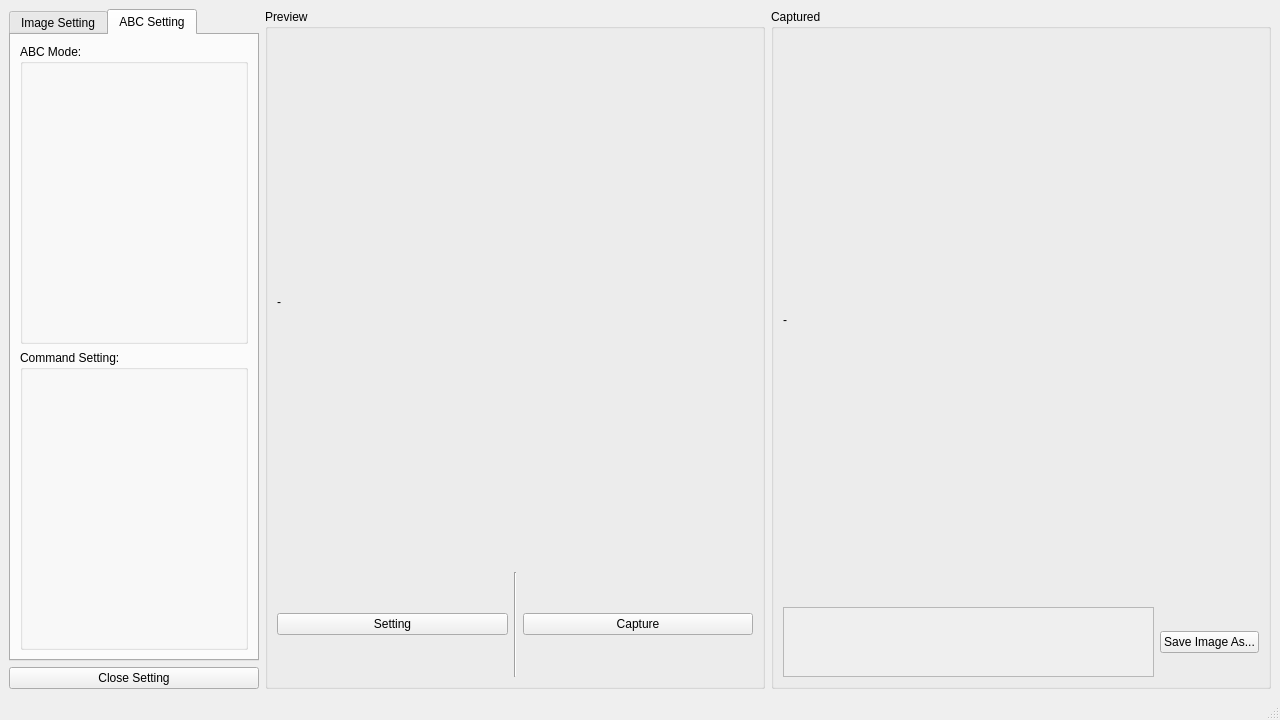
This is mainwindow.ui in aalihashemi/CameraViewerAndImageProcesing as Qt 5 draws it before an edit. The edited form follows.
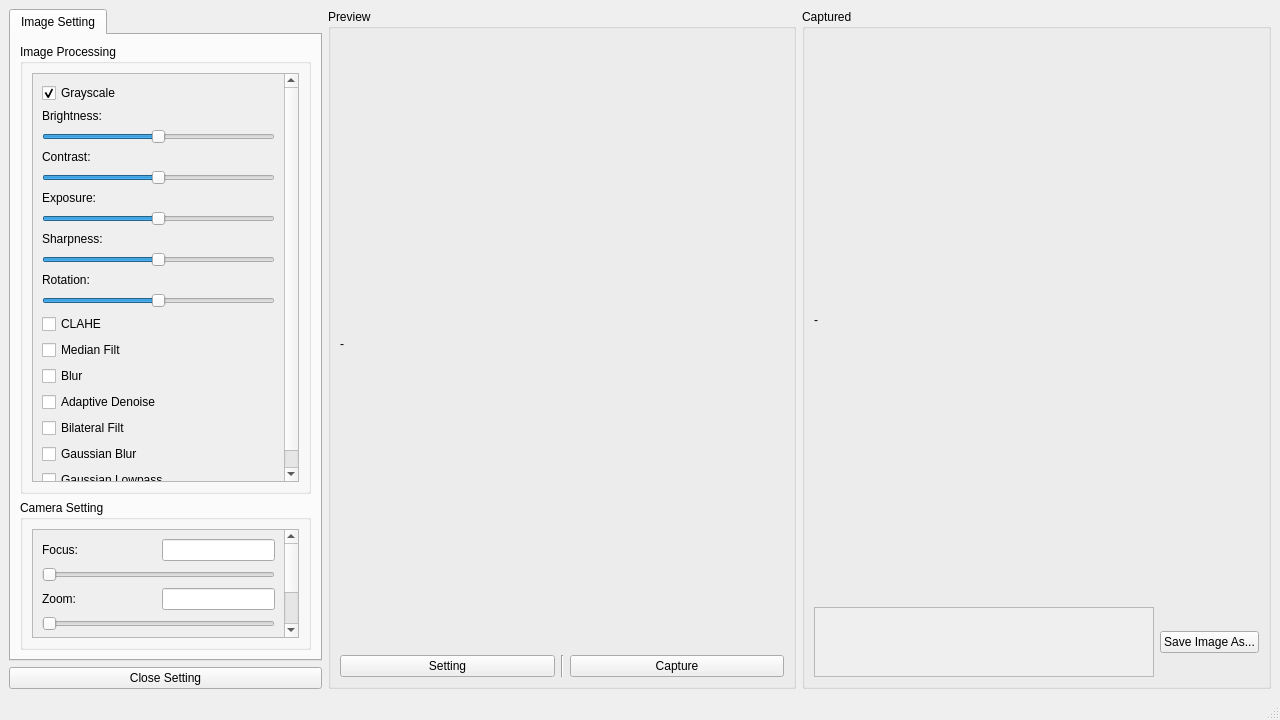
This is the edited form. The open tabs and pages were chosen to show the change.

Commit message: set for webcam + some ui fixes

What changed in the file:
```diff
--- a/mainwindow.ui
+++ b/mainwindow.ui
@@ -16,13 +16,13 @@
   <widget class="QWidget" name="centralwidget">
    <layout class="QGridLayout" name="gridLayout_2">
     <item row="0" column="0">
-     <layout class="QGridLayout" name="gridLayout" columnstretch="0,1,2,2">
+     <layout class="QGridLayout" name="gridLayout" columnstretch="0,2,3,3">
       <item row="0" column="3">
        <widget class="QGroupBox" name="groupBox_2">
         <property name="title">
          <string>Captured</string>
         </property>
-        <layout class="QGridLayout" name="gridLayout_7" rowstretch="5,1">
+        <layout class="QGridLayout" name="gridLayout_7" rowstretch="5,0">
          <item row="0" column="0">
           <layout class="QGridLayout" name="gridLayout_6">
            <item row="0" column="0">
@@ -35,7 +35,7 @@
           </layout>
          </item>
          <item row="1" column="0">
-          <layout class="QGridLayout" name="gridLayout_8" columnstretch="5,1">
+          <layout class="QGridLayout" name="gridLayout_8" columnstretch="5,0">
            <item row="0" column="1">
             <widget class="QPushButton" name="saveAsBtn">
              <property name="text">
@@ -59,7 +59,7 @@
                <rect>
                 <x>0</x>
                 <y>0</y>
-                <width>355</width>
+                <width>324</width>
                 <height>74</height>
                </rect>
               </property>
@@ -76,7 +76,7 @@
         <property name="title">
          <string>Preview</string>
         </property>
-        <layout class="QGridLayout" name="gridLayout_4" rowstretch="5,1">
+        <layout class="QGridLayout" name="gridLayout_4" rowstretch="5,0">
          <item row="0" column="0">
           <layout class="QGridLayout" name="gridLayout_3">
            <item row="0" column="0">
@@ -144,7 +144,7 @@
            <attribute name="title">
             <string>Image Setting</string>
            </attribute>
-           <layout class="QGridLayout" name="gridLayout_14">
+           <layout class="QGridLayout" name="gridLayout_14" rowstretch="3,1">
             <item row="0" column="0">
              <widget class="QGroupBox" name="groupBox_3">
               <property name="title">
@@ -161,7 +161,7 @@
                    <rect>
                     <x>0</x>
                     <y>0</y>
-                    <width>180</width>
+                    <width>243</width>
                     <height>497</height>
                    </rect>
                   </property>
@@ -362,8 +362,8 @@
                   <property name="geometry">
                    <rect>
                     <x>0</x>
-                    <y>-56</y>
-                    <width>180</width>
+                    <y>0</y>
+                    <width>243</width>
                     <height>207</height>
                    </rect>
                   </property>
@@ -460,27 +460,6 @@
             </item>
            </layout>
           </widget>
-          <widget class="QWidget" name="tabABCHardware">
-           <attribute name="title">
-            <string>ABC Setting</string>
-           </attribute>
-           <layout class="QGridLayout" name="gridLayout_13">
-            <item row="0" column="0">
-             <widget class="QGroupBox" name="groupBox_5">
-              <property name="title">
-               <string>ABC Mode:</string>
-              </property>
-             </widget>
-            </item>
-            <item row="1" column="0">
-             <widget class="QGroupBox" name="groupBox_6">
-              <property name="title">
-               <string>Command Setting:</string>
-              </property>
-             </widget>
-            </item>
-           </layout>
-          </widget>
          </widget>
         </item>
        </layout>
```
Left out of the diff: 8 changed lines with no effect on the pictures. The commit also changes 5 other files.
